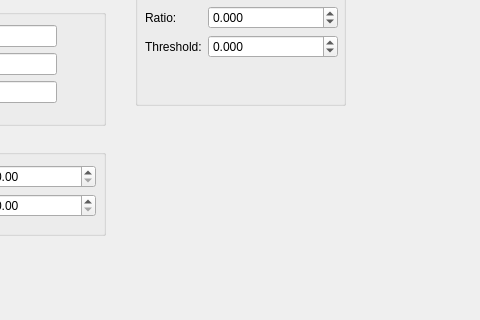
rovsuite/monterey, file Monterey/rovsettings.ui: the form before one commit; both pictures show x 125 to 605 and y 215 to 535 of the 974 by 621 pixel window.
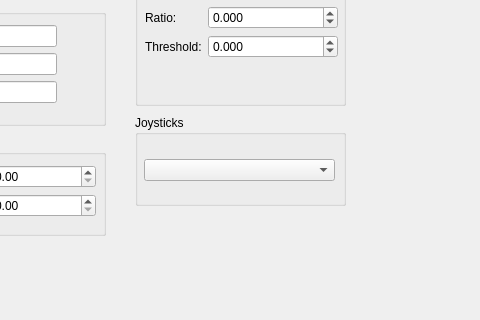
The form after the commit.

Commit message: Fixed SDL error. Added ability to display joystick names. Fixed settings reading code. Displays more sensor values.

Patch:
```diff
--- a/Monterey/rovsettings.ui
+++ b/Monterey/rovsettings.ui
@@ -355,6 +355,44 @@
     </layout>
    </widget>
   </widget>
+  <widget class="QGroupBox" name="groupBox_6">
+   <property name="geometry">
+    <rect>
+     <x>260</x>
+     <y>330</y>
+     <width>211</width>
+     <height>91</height>
+    </rect>
+   </property>
+   <property name="title">
+    <string>Joysticks</string>
+   </property>
+   <widget class="QWidget" name="horizontalLayoutWidget_2">
+    <property name="geometry">
+     <rect>
+      <x>9</x>
+      <y>30</y>
+      <width>191</width>
+      <height>51</height>
+     </rect>
+    </property>
+    <layout class="QHBoxLayout" name="horizontalLayout_3">
+     <item>
+      <widget class="QComboBox" name="comboJoysticks">
+       <property name="currentIndex">
+        <number>-1</number>
+       </property>
+       <property name="maxVisibleItems">
+        <number>2</number>
+       </property>
+       <property name="maxCount">
+        <number>2</number>
+       </property>
+      </widget>
+     </item>
+    </layout>
+   </widget>
+  </widget>
  </widget>
  <resources/>
  <connections/>
```
The commit also changes 7 other files.
